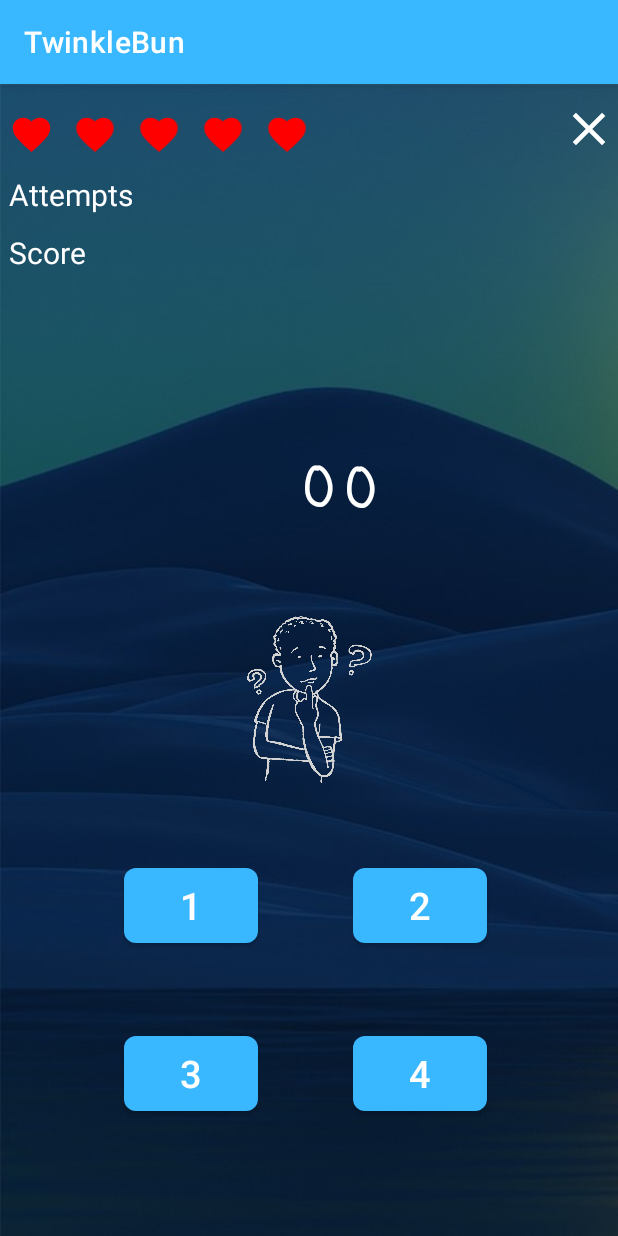
After one commit to kavishdiv2000/SDGP_SE1_PROJECT, an Android app: the MultiplicationGame screen opened directly, with no data from a screen before it, on a phone screen of 412 x 824 dp. The commit adds this screen. Run offline under Robolectric (Android 15) with nearby library versions, the phone set to English and light mode, and no system bars.

Commit message:
muliplication game front end done

```diff
--- a/TwinkleBun-Mobile-Application/app/src/main/AndroidManifest.xml
+++ b/TwinkleBun-Mobile-Application/app/src/main/AndroidManifest.xml
@@ -12,6 +12,9 @@
         android:supportsRtl="true"
         android:theme="@style/Theme.TwinkleBun"
         tools:targetApi="31">
+        <activity
+            android:name=".MultiplicationGame"
+            android:exported="false" />
         <activity
             android:name=".ScholarshipPaperList"
             android:exported="false" />
--- /dev/null
+++ b/TwinkleBun-Mobile-Application/app/src/main/java/com/legocats/twinklebun/MultiplicationGame.java
@@ -0,0 +1,14 @@
+package com.legocats.twinklebun;
+
+import androidx.appcompat.app.AppCompatActivity;
+
+import android.os.Bundle;
+
+public class MultiplicationGame extends AppCompatActivity {
+
+    @Override
+    protected void onCreate(Bundle savedInstanceState) {
+        super.onCreate(savedInstanceState);
+        setContentView(R.layout.activity_multiplication_game);
+    }
+}
--- /dev/null
+++ b/TwinkleBun-Mobile-Application/app/src/main/res/drawable/custom_button.xml
@@ -0,0 +1,8 @@
+<?xml version="1.0" encoding="utf-8"?>
+<shape
+    xmlns:android="http://schemas.android.com/apk/res/android" android:shape="rectangle">
+    <corners android:radius="10dp"> </corners>
+
+
+
+</shape>
--- /dev/null
+++ b/TwinkleBun-Mobile-Application/app/src/main/res/drawable/heart.xml
@@ -0,0 +1,10 @@
+<vector xmlns:android="http://schemas.android.com/apk/res/android"
+    android:width="24dp"
+    android:height="24dp"
+    android:viewportWidth="24"
+    android:viewportHeight="24"
+    android:tint="@color/red">
+  <path
+      android:fillColor="@android:color/white"
+      android:pathData="M12,21.35l-1.45,-1.32C5.4,15.36 2,12.28 2,8.5 2,5.42 4.42,3 7.5,3c1.74,0 3.41,0.81 4.5,2.09C13.09,3.81 14.76,3 16.5,3 19.58,3 22,5.42 22,8.5c0,3.78 -3.4,6.86 -8.55,11.54L12,21.35z"/>
+</vector>
--- /dev/null
+++ b/TwinkleBun-Mobile-Application/app/src/main/res/drawable/ic_baseline_close_24.xml
@@ -0,0 +1,5 @@
+<vector android:height="24dp" android:tint="#FFFFFF"
+    android:viewportHeight="24" android:viewportWidth="24"
+    android:width="24dp" xmlns:android="http://schemas.android.com/apk/res/android">
+    <path android:fillColor="@android:color/white" android:pathData="M19,6.41L17.59,5 12,10.59 6.41,5 5,6.41 10.59,12 5,17.59 6.41,19 12,13.41 17.59,19 19,17.59 13.41,12z"/>
+</vector>
--- /dev/null
+++ b/TwinkleBun-Mobile-Application/app/src/main/res/drawable/ic_baseline_heart_broken_24.xml
@@ -0,0 +1,10 @@
+<vector xmlns:android="http://schemas.android.com/apk/res/android"
+    android:width="24dp"
+    android:height="24dp"
+    android:viewportWidth="24"
+    android:viewportHeight="24"
+    android:tint="@color/darkred">
+  <path
+      android:fillColor="@android:color/white"
+      android:pathData="M16.5,3c-0.96,0 -1.9,0.25 -2.73,0.69L12,9h3l-3,10l1,-9h-3l1.54,-5.39C10.47,3.61 9.01,3 7.5,3C4.42,3 2,5.42 2,8.5c0,4.13 4.16,7.18 10,12.5c5.47,-4.94 10,-8.26 10,-12.5C22,5.42 19.58,3 16.5,3z"/>
+</vector>
--- /dev/null
+++ b/TwinkleBun-Mobile-Application/app/src/main/res/drawable/ic_baseline_share_24.xml
@@ -0,0 +1,5 @@
+<vector android:height="24dp" android:tint="#FFFFFF"
+    android:viewportHeight="24" android:viewportWidth="24"
+    android:width="24dp" xmlns:android="http://schemas.android.com/apk/res/android">
+    <path android:fillColor="@android:color/white" android:pathData="M18,16.08c-0.76,0 -1.44,0.3 -1.96,0.77L8.91,12.7c0.05,-0.23 0.09,-0.46 0.09,-0.7s-0.04,-0.47 -0.09,-0.7l7.05,-4.11c0.54,0.5 1.25,0.81 2.04,0.81 1.66,0 3,-1.34 3,-3s-1.34,-3 -3,-3 -3,1.34 -3,3c0,0.24 0.04,0.47 0.09,0.7L8.04,9.81C7.5,9.31 6.79,9 6,9c-1.66,0 -3,1.34 -3,3s1.34,3 3,3c0.79,0 1.5,-0.31 2.04,-0.81l7.12,4.16c-0.05,0.21 -0.08,0.43 -0.08,0.65 0,1.61 1.31,2.92 2.92,2.92 1.61,0 2.92,-1.31 2.92,-2.92s-1.31,-2.92 -2.92,-2.92z"/>
+</vector>
--- /dev/null
+++ b/TwinkleBun-Mobile-Application/app/src/main/res/layout/activity_multiplication_game.xml
@@ -0,0 +1,235 @@
+<?xml version="1.0" encoding="utf-8"?>
+<androidx.constraintlayout.widget.ConstraintLayout xmlns:android="http://schemas.android.com/apk/res/android"
+    xmlns:app="http://schemas.android.com/apk/res-auto"
+    xmlns:tools="http://schemas.android.com/tools"
+    android:layout_width="match_parent"
+    android:layout_height="match_parent"
+    android:background="@drawable/back2"
+
+    tools:context=".MultiplicationGame">
+
+
+    <LinearLayout
+        android:id="@+id/linearLayout"
+        android:layout_width="match_parent"
+        android:layout_height="126dp"
+
+        android:background="#00089A96"
+        android:elevation="8dp"
+        android:orientation="vertical"
+        app:layout_constraintBottom_toTopOf="@+id/linearLayout2"
+        app:layout_constraintEnd_toEndOf="parent"
+        app:layout_constraintHorizontal_bias="0.0"
+        app:layout_constraintStart_toStartOf="parent"
+        app:layout_constraintTop_toTopOf="parent"
+        app:layout_constraintVertical_bias="0.0">
+
+        <LinearLayout
+            android:layout_width="match_parent"
+            android:layout_height="38dp"
+            android:layout_weight="1"
+            android:gravity="bottom"
+            android:orientation="horizontal">
+
+
+            <ImageView
+                android:id="@+id/heart1"
+                android:layout_width="5dp"
+                android:layout_height="30dp"
+                android:layout_weight="1"
+                android:contentDescription="@string/todo"
+                app:srcCompat="@drawable/heart" />
+
+            <ImageView
+                android:id="@+id/heart2"
+                android:layout_width="5dp"
+                android:layout_height="30dp"
+                android:layout_weight="1"
+                android:contentDescription="@string/todo"
+                app:srcCompat="@drawable/heart" />
+
+            <ImageView
+                android:id="@+id/heart3"
+                android:layout_width="5dp"
+                android:layout_height="30dp"
+                android:layout_weight="1"
+                android:contentDescription="@string/todo"
+                app:srcCompat="@drawable/heart" />
+
+            <ImageView
+                android:id="@+id/heart4"
+                android:layout_width="5dp"
+                android:layout_height="30dp"
+                android:layout_weight="1"
+                android:contentDescription="@string/todo"
+                app:srcCompat="@drawable/heart" />
+
+            <ImageView
+                android:id="@+id/heart5"
+                android:layout_width="5dp"
+                android:layout_height="30dp"
+                android:layout_weight="1"
+
+                android:contentDescription="@string/todo"
+                app:srcCompat="@drawable/heart" />
+
+            <Space
+                android:layout_width="123dp"
+                android:layout_height="30dp"
+                android:layout_weight="1" />
+
+            <ImageView
+                android:id="@+id/close"
+                android:layout_width="1dp"
+                android:layout_height="37dp"
+                android:layout_weight="1"
+
+                android:contentDescription="@string/todo"
+                app:srcCompat="@drawable/ic_baseline_close_24" />
+        </LinearLayout>
+
+        <TextView
+            android:id="@+id/attempts"
+            android:layout_width="match_parent"
+            android:layout_height="wrap_content"
+            android:layout_marginStart="6dp"
+            android:layout_weight="1"
+            android:gravity="bottom"
+            android:text="@string/attempts"
+            android:textColor="@color/white"
+            android:textSize="20sp" />
+
+        <TextView
+            android:id="@+id/score"
+            android:layout_width="match_parent"
+            android:layout_height="wrap_content"
+            android:layout_marginStart="6dp"
+            android:layout_weight="1"
+            android:gravity="bottom"
+            android:text="@string/score"
+            android:textColor="@color/white"
+            android:textSize="20sp" />
+
+    </LinearLayout>
+
+    <ImageView
+        android:id="@+id/imageView"
+        android:layout_width="159dp"
+        android:layout_height="111dp"
+        android:layout_marginBottom="302dp"
+        android:layout_weight="1"
+        android:contentDescription="@string/todo"
+        app:layout_constraintBottom_toBottomOf="parent"
+        app:layout_constraintEnd_toEndOf="parent"
+        app:layout_constraintStart_toStartOf="parent"
+        app:srcCompat="@drawable/animwhite" />
+
+    <LinearLayout
+        android:id="@+id/linearLayout2"
+        android:layout_width="match_parent"
+        android:layout_height="81dp"
+        android:layout_marginBottom="40dp"
+        android:gravity="center"
+
+        android:orientation="horizontal"
+        app:layout_constraintBottom_toTopOf="@+id/imageView"
+        app:layout_constraintEnd_toEndOf="parent"
+        app:layout_constraintHorizontal_bias="0.0"
+        app:layout_constraintStart_toStartOf="parent">
+
+        <TextView
+            android:id="@+id/cal"
+            android:layout_width="221dp"
+            android:layout_height="57dp"
+            android:fontFamily="casual"
+            android:gravity="right"
+
+            android:text="@string/_0"
+            android:textColor="@color/white"
+
+            android:textSize="35sp"
+            android:textStyle="bold" />
+
+        <TextView
+            android:id="@+id/correct"
+            android:layout_width="181dp"
+            android:layout_height="56dp"
+            android:layout_marginStart="8dp"
+            android:fontFamily="casual"
+            android:gravity="left"
+            android:text="@string/_0"
+            android:textColor="@color/white"
+
+            android:textSize="35sp"
+            android:textStyle="bold" />
+    </LinearLayout>
+
+    <Button
+        android:id="@+id/button"
+        android:layout_width="89dp"
+        android:layout_height="62dp"
+
+
+        android:elevation="8dp"
+        android:text="@string/_1"
+        android:textColor="@color/white"
+        android:textSize="25sp"
+        app:cornerRadius="8dp"
+        app:layout_constraintBottom_toBottomOf="parent"
+        app:layout_constraintEnd_toEndOf="parent"
+        app:layout_constraintHorizontal_bias="0.257"
+        app:layout_constraintStart_toStartOf="parent"
+        app:layout_constraintTop_toTopOf="parent"
+        app:layout_constraintVertical_bias="0.732" />
+
+    <Button
+        android:id="@+id/button2"
+        android:layout_width="89dp"
+        android:layout_height="62dp"
+        android:elevation="8dp"
+        android:text="@string/_2"
+
+        android:textColor="@color/white"
+        android:textSize="25sp"
+        app:cornerRadius="8dp"
+        app:layout_constraintBottom_toBottomOf="parent"
+        app:layout_constraintEnd_toEndOf="parent"
+        app:layout_constraintHorizontal_bias="0.729"
+        app:layout_constraintStart_toStartOf="parent"
+        app:layout_constraintTop_toTopOf="parent"
+        app:layout_constraintVertical_bias="0.732" />
+
+    <Button
+        android:id="@+id/button3"
+        android:layout_width="89dp"
+        android:layout_height="62dp"
+        android:elevation="8dp"
+        android:text="@string/_3"
+        android:textColor="@color/white"
+        android:textSize="25sp"
+        app:cornerRadius="8dp"
+        app:layout_constraintBottom_toBottomOf="parent"
+        app:layout_constraintEnd_toEndOf="parent"
+        app:layout_constraintHorizontal_bias="0.257"
+        app:layout_constraintStart_toStartOf="parent"
+        app:layout_constraintTop_toBottomOf="@+id/button"
+        app:layout_constraintVertical_bias="0.393" />
+
+    <Button
+        android:id="@+id/button4"
+        android:layout_width="89dp"
+        android:layout_height="62dp"
+        android:elevation="8dp"
+        android:text="@string/_4"
+        android:textColor="@color/white"
+        android:textSize="25sp"
+        app:cornerRadius="8dp"
+        app:layout_constraintBottom_toBottomOf="parent"
+        app:layout_constraintEnd_toEndOf="parent"
+        app:layout_constraintHorizontal_bias="0.729"
+        app:layout_constraintStart_toStartOf="parent"
+        app:layout_constraintTop_toBottomOf="@+id/button2"
+        app:layout_constraintVertical_bias="0.393" />
+
+
+</androidx.constraintlayout.widget.ConstraintLayout>
--- a/TwinkleBun-Mobile-Application/app/src/main/res/values/colors.xml
+++ b/TwinkleBun-Mobile-Application/app/src/main/res/values/colors.xml
@@ -11,5 +11,11 @@
     <color name="teal_200">#FF03DAC5</color>
     <color name="teal_700">#FF018786</color>
 
+    <color name="green">#56DC00</color>
+    <color name="red">#FF0000</color>
+    <color name="test">#CB0BE8FF</color>
+    <color name="darkred">#858585</color>
+    <color name="buttonp">#E80066</color>
+
 
 </resources>
--- a/TwinkleBun-Mobile-Application/app/src/main/res/values/strings.xml
+++ b/TwinkleBun-Mobile-Application/app/src/main/res/values/strings.xml
@@ -10,4 +10,12 @@
     <string name="title_home">Home</string>
     <string name="title_badge">Badges</string>
     <string name="title_Leadership">Leadership Board</string>
+    <string name="todo">TODO</string>
+    <string name="attempts">Attempts</string>
+    <string name="score">Score</string>
+    <string name="_0">0</string>
+    <string name="_1">1</string>
+    <string name="_2">2</string>
+    <string name="_3">3</string>
+    <string name="_4">4</string>
 </resources>
```
Also changed, not shown: TwinkleBun-Mobile-Application/app/src/main/res/drawable/animwhite.png (added), TwinkleBun-Mobile-Application/app/src/main/res/drawable/back2.jpg (added), TwinkleBun-Mobile-Application/app/src/main/res/drawable/backgroundbird.png (added), TwinkleBun-Mobile-Application/app/src/main/res/drawable/bck.png (added), TwinkleBun-Mobile-Application/app/src/main/res/drawable/bck2.jpg (added), TwinkleBun-Mobile-Application/app/src/main/res/drawable/blackbutton.png (added), TwinkleBun-Mobile-Application/app/src/main/res/drawable/mult_back.jpg (added), TwinkleBun-Mobile-Application/app/src/main/res/drawable/mult_lin_back.jpg (added), TwinkleBun-Mobile-Application/app/src/main/res/drawable/trofee.png (added).
